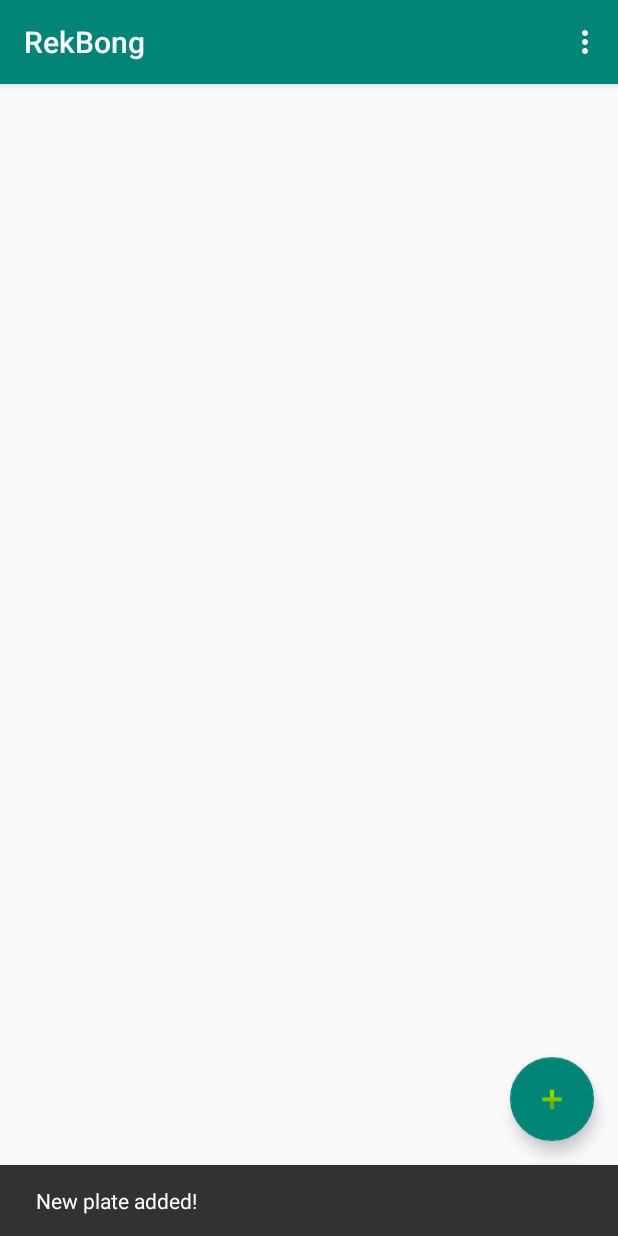
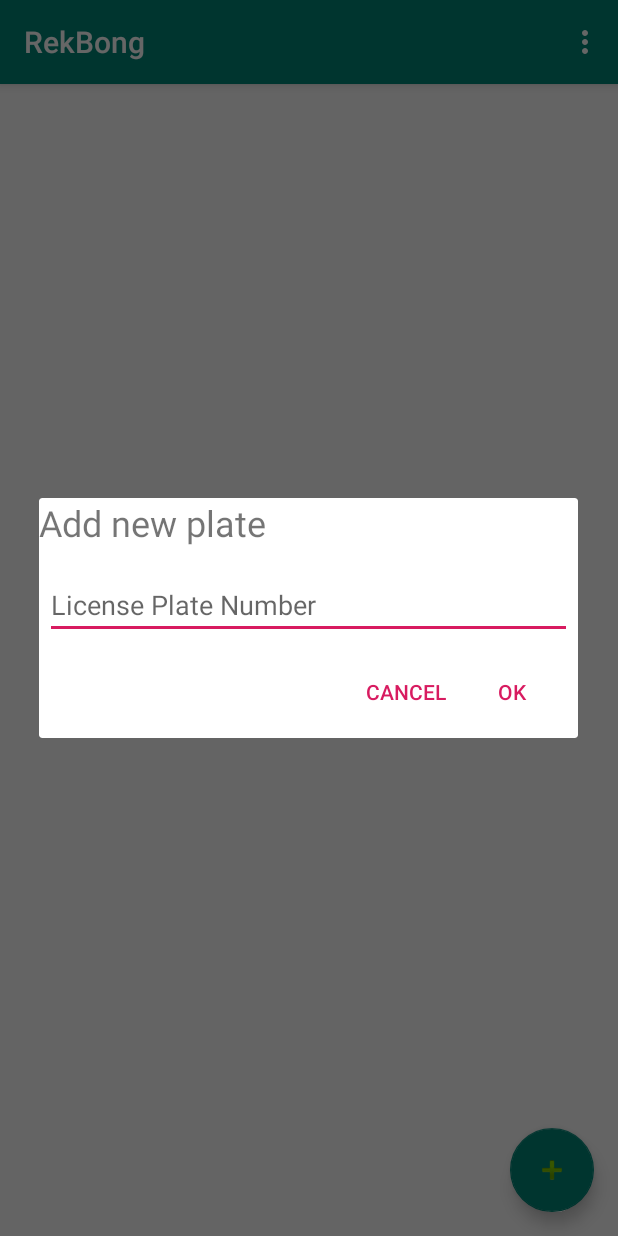
Before and after one commit to tyybbi/RekBong, an Android app: the screen it shows after launch (MainActivity), after a tap on an icon or button, on a phone screen of 412 x 824 dp. Run offline under Robolectric (Android 15) with nearby library versions, the phone set to English and light mode, and no system bars.

Commit message:
Fix SQL and add addPlate Dialog

```diff
--- a/app/src/main/java/com/tyybbi/rekbong/DBHandler.java
+++ b/app/src/main/java/com/tyybbi/rekbong/DBHandler.java
@@ -26,15 +26,14 @@ public class DBHandler extends SQLiteOpenHelper {
     @Override
     public void onCreate(SQLiteDatabase db) {
 
-        Log.i(TAG, "BEFORE create");
         String sql = "CREATE TABLE " +
                 TABLE_plates + "(" +
                 KEY_ID + " INTEGER PRIMARY KEY AUTOINCREMENT, " +
-                KEY_PLATE + "TEXT NOT NULL, " +
-                KEY_DATE + "INTEGER ) ";
+                KEY_PLATE + " TEXT NOT NULL, " +
+                KEY_DATE + " INTEGER )";
 
         db.execSQL(sql);
-        Log.i(TAG, "AFTER create");
+        Log.i(TAG, "sql: " + sql);
     }
 
     @Override
@@ -69,12 +68,18 @@ public class DBHandler extends SQLiteOpenHelper {
         String sql = "SELECT * FROM " + TABLE_plates;
         Cursor c = mDb.rawQuery(sql, null);
 
-        /*
         c.moveToFirst();
         while (c.isAfterLast() == false) {
-            //Plate lPlate = new Plate();
+            Plate lPlate = new Plate();
+            lPlate.id = Integer.parseInt(c.getString(c.getColumnIndex(KEY_ID)));
+            lPlate.plate = c.getString(c.getColumnIndex(KEY_PLATE));
+            lPlate.datetime = c.getLong(c.getColumnIndex(KEY_DATE));
+            mList.add(lPlate);
+            c.moveToNext();
         }
-        */
+
+        mDb.close();
+
         return mList;
     }
 
--- a/app/src/main/java/com/tyybbi/rekbong/MainActivity.java
+++ b/app/src/main/java/com/tyybbi/rekbong/MainActivity.java
@@ -1,6 +1,8 @@
 package com.tyybbi.rekbong;
 
+import android.app.AlertDialog;
 import android.content.Context;
+import android.content.DialogInterface;
 import android.os.Bundle;
 
 import com.google.android.material.floatingactionbutton.FloatingActionButton;
@@ -10,10 +12,12 @@ import androidx.appcompat.app.AppCompatActivity;
 import androidx.appcompat.widget.Toolbar;
 
 import android.util.Log;
+import android.view.LayoutInflater;
 import android.view.View;
 import android.view.Menu;
 import android.view.MenuItem;
 import android.widget.ArrayAdapter;
+import android.widget.EditText;
 import android.widget.ListView;
 
 import java.text.DateFormat;
@@ -24,10 +28,10 @@ import java.text.SimpleDateFormat;
 public class MainActivity extends AppCompatActivity {
 
     public static final String TAG = "RekDebug";
-    //protected String[] plates = new String[1000];
     DBHandler mDBHandler;
     ArrayList<Plate> dbContent;
     Date date = new Date();
+    final Context context = this;
 
     @Override
     protected void onCreate(Bundle savedInstanceState) {
@@ -39,15 +43,7 @@ public class MainActivity extends AppCompatActivity {
         mDBHandler = new DBHandler(this);
         dbContent = mDBHandler.readAllPlates();
 
-        /* Populate plates[] with some lorem ipsum
-        int i = 1;
-        while (i < 1000) {
-            plates[i-1] = "IUU-" + i;
-            Log.i(TAG, "plates[i-1] = " + plates[i-1] + ", i = " + i);
-            i++;
-        }
-        */
-
+        Log.i(TAG, "dbContent.size() = " + dbContent.size());
         ArrayAdapter<Plate> itemsAdapter =
             new ArrayAdapter<Plate>(this, android.R.layout.simple_list_item_1, dbContent);
 
@@ -58,13 +54,51 @@ public class MainActivity extends AppCompatActivity {
         fab.setOnClickListener(new View.OnClickListener() {
             @Override
             public void onClick(View view) {
-                long curDateMillis = date.getTime();
-                mDBHandler.addNewPlate("IVS-666", curDateMillis);
-                DateFormat simpleFormat = new SimpleDateFormat("dd MMM yyyy HH:mm:ss:SSS Z");
-                Date readableDate = new Date(curDateMillis);
-                Log.i(TAG, "readableDate: " + simpleFormat.format(readableDate));
-                Snackbar.make(view, "New plate added!", Snackbar.LENGTH_LONG)
-                        .setAction("Action", null).show();
+
+                // Alert Dialog stuff
+                LayoutInflater li = LayoutInflater.from(context);
+				View promptsView = li.inflate(R.layout.dialog_addplate, null);
+
+				AlertDialog.Builder alertDialogBuilder = new AlertDialog.Builder(
+						context);
+
+				// set prompts.xml to alertdialog builder
+				alertDialogBuilder.setView(promptsView);
+
+				final EditText plateInput = (EditText) promptsView
+						.findViewById(R.id.plateEditText);
+
+				// set dialog message
+				alertDialogBuilder
+                        .setCancelable(false)
+                        .setPositiveButton("OK",
+                                new DialogInterface.OnClickListener() {
+                                    public void onClick(DialogInterface dialog, int id) {
+                                        // get user input and set it to inputText
+                                        long curDateMillis = date.getTime();
+                                        DateFormat simpleFormat = new SimpleDateFormat("yyyy-mm-dd_HH:mm:ss:SSS Z");
+                                        Date readableDate = new Date(curDateMillis);
+                                        String inputText = plateInput.getText().toString();
+                                        mDBHandler.addNewPlate(inputText, curDateMillis);
+                                        Log.i(TAG, "readableDate: " + simpleFormat.format(readableDate));
+                                        Log.i(TAG, "inputText: " + inputText);
+                                        //Snackbar.make(view, "New plate added!", Snackbar.LENGTH_LONG)
+                                        //        .setAction("Action", null).show();
+                                        //mDBHandler.addNewPlate("IVS-666", curDateMillis);
+                                    }
+                                })
+					.setNegativeButton("Cancel",
+					  new DialogInterface.OnClickListener() {
+					    public void onClick(DialogInterface dialog, int id) {
+						dialog.cancel();
+					    }
+					  });
+
+				// create alert dialog
+				AlertDialog alertDialog = alertDialogBuilder.create();
+
+				// show it
+				alertDialog.show();
             }
         });
     }
--- /dev/null
+++ b/app/src/main/res/layout/dialog_addplate.xml
@@ -0,0 +1,24 @@
+<?xml version="1.0" encoding="utf-8"?>
+<LinearLayout xmlns:android="http://schemas.android.com/apk/res/android"
+    android:orientation="vertical" android:layout_width="match_parent"
+    android:layout_height="match_parent">
+
+    <TextView
+        android:id="@+id/addPlateTextView"
+        android:layout_width="match_parent"
+        android:layout_height="wrap_content"
+        android:text="Add new plate"
+        android:textSize="24sp" />
+
+    <EditText
+        android:id="@+id/plateEditText"
+        android:inputType="textEmailAddress"
+        android:layout_width="match_parent"
+        android:layout_height="wrap_content"
+        android:layout_marginTop="16dp"
+        android:layout_marginLeft="4dp"
+        android:layout_marginRight="4dp"
+        android:layout_marginBottom="4dp"
+        android:hint="@string/plate" />
+
+</LinearLayout>
--- a/app/src/main/res/values/strings.xml
+++ b/app/src/main/res/values/strings.xml
@@ -1,4 +1,5 @@
 <resources>
     <string name="app_name">RekBong</string>
     <string name="action_settings">Settings</string>
+    <string name="plate">License Plate Number</string>
 </resources>
```
